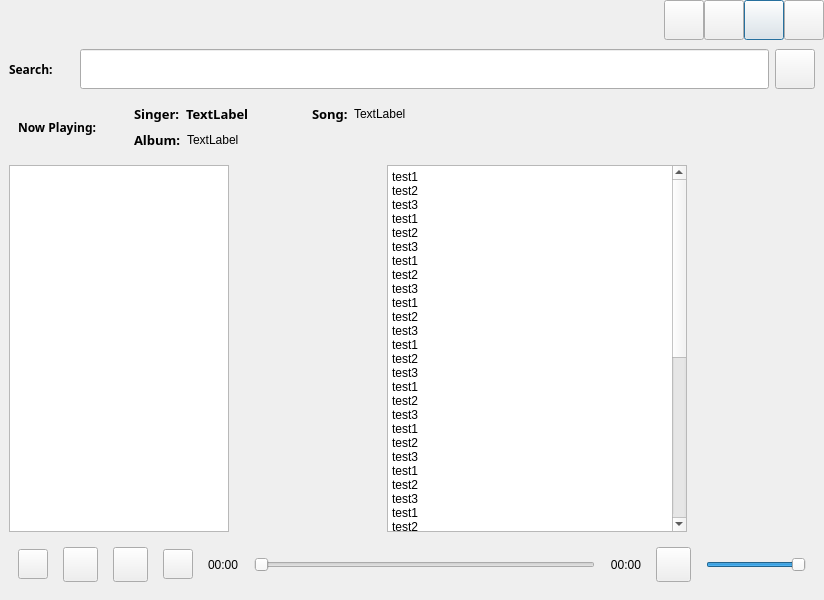
Qt form ui3280player.ui (tywong7/csci3280_plaeyr) before a commit.
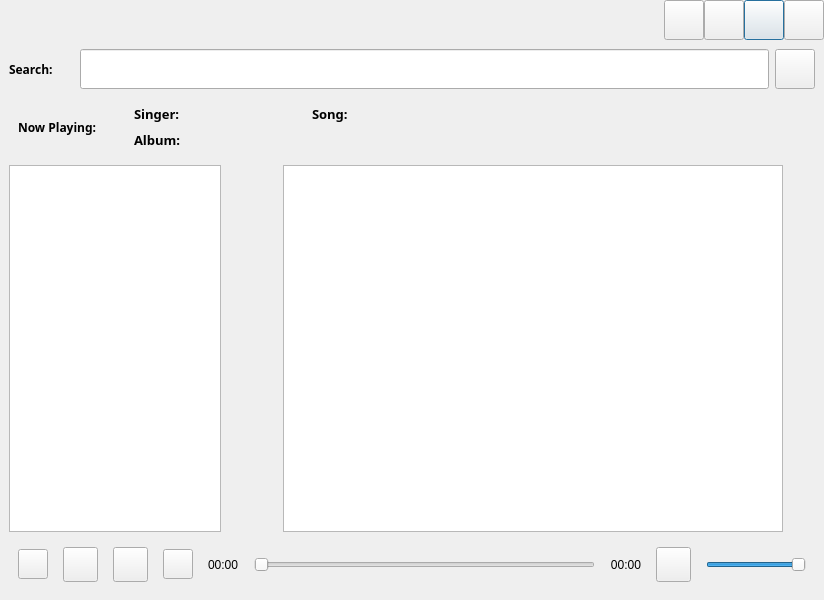
The same form after that commit.

```diff
--- a/ui3280player.ui
+++ b/ui3280player.ui
@@ -306,7 +306,9 @@
         <property name="enabled">
          <bool>true</bool>
         </property>
-        <layout class="QHBoxLayout" name="widgetInfoBox">
+        <layout class="QVBoxLayout" name="verticalLayout_5">
+         <item>
+          <layout class="QHBoxLayout" name="horizontalLayout_10">
          <item>
           <layout class="QVBoxLayout" name="verticalLayout_4">
            <property name="spacing">
@@ -388,7 +390,7 @@
                   </font>
                  </property>
                  <property name="text">
-                  <string>TextLabel</string>
+                    <string/>
                  </property>
                 </widget>
                </item>
@@ -432,7 +434,7 @@
                   </size>
                  </property>
                  <property name="text">
-                  <string>TextLabel</string>
+                    <string/>
                  </property>
                 </widget>
                </item>
@@ -473,7 +475,7 @@
              <item>
               <widget class="QLabel" name="Album">
                <property name="text">
-                <string>TextLabel</string>
+                  <string/>
                </property>
               </widget>
              </item>
@@ -495,6 +497,8 @@
           </layout>
          </item>
         </layout>
+         </item>
+        </layout>
        </widget>
       </item>
       <item>
@@ -540,7 +544,7 @@
          <widget class="QTextBrowser" name="lyrics_display">
           <property name="minimumSize">
            <size>
-            <width>300</width>
+            <width>500</width>
             <height>0</height>
            </size>
           </property>
@@ -555,54 +559,6 @@
 &lt;html&gt;&lt;head&gt;&lt;meta name=&quot;qrichtext&quot; content=&quot;1&quot; /&gt;&lt;style type=&quot;text/css&quot;&gt;
 p, li { white-space: pre-wrap; }
 &lt;/style&gt;&lt;/head&gt;&lt;body style=&quot; font-family:'PMingLiU'; font-size:9pt; font-weight:400; font-style:normal;&quot;&gt;
-&lt;p style=&quot; margin-top:0px; margin-bottom:0px; margin-left:0px; margin-right:0px; -qt-block-indent:0; text-indent:0px;&quot;&gt;test1&lt;/p&gt;
-&lt;p style=&quot; margin-top:0px; margin-bottom:0px; margin-left:0px; margin-right:0px; -qt-block-indent:0; text-indent:0px;&quot;&gt;test2&lt;/p&gt;
-&lt;p style=&quot; margin-top:0px; margin-bottom:0px; margin-left:0px; margin-right:0px; -qt-block-indent:0; text-indent:0px;&quot;&gt;test3&lt;/p&gt;
-&lt;p style=&quot; margin-top:0px; margin-bottom:0px; margin-left:0px; margin-right:0px; -qt-block-indent:0; text-indent:0px;&quot;&gt;test1&lt;/p&gt;
-&lt;p style=&quot; margin-top:0px; margin-bottom:0px; margin-left:0px; margin-right:0px; -qt-block-indent:0; text-indent:0px;&quot;&gt;test2&lt;/p&gt;
-&lt;p style=&quot; margin-top:0px; margin-bottom:0px; margin-left:0px; margin-right:0px; -qt-block-indent:0; text-indent:0px;&quot;&gt;test3&lt;/p&gt;
-&lt;p style=&quot; margin-top:0px; margin-bottom:0px; margin-left:0px; margin-right:0px; -qt-block-indent:0; text-indent:0px;&quot;&gt;test1&lt;/p&gt;
-&lt;p style=&quot; margin-top:0px; margin-bottom:0px; margin-left:0px; margin-right:0px; -qt-block-indent:0; text-indent:0px;&quot;&gt;test2&lt;/p&gt;
-&lt;p style=&quot; margin-top:0px; margin-bottom:0px; margin-left:0px; margin-right:0px; -qt-block-indent:0; text-indent:0px;&quot;&gt;test3&lt;/p&gt;
-&lt;p style=&quot; margin-top:0px; margin-bottom:0px; margin-left:0px; margin-right:0px; -qt-block-indent:0; text-indent:0px;&quot;&gt;test1&lt;/p&gt;
-&lt;p style=&quot; margin-top:0px; margin-bottom:0px; margin-left:0px; margin-right:0px; -qt-block-indent:0; text-indent:0px;&quot;&gt;test2&lt;/p&gt;
-&lt;p style=&quot; margin-top:0px; margin-bottom:0px; margin-left:0px; margin-right:0px; -qt-block-indent:0; text-indent:0px;&quot;&gt;test3&lt;/p&gt;
-&lt;p style=&quot; margin-top:0px; margin-bottom:0px; margin-left:0px; margin-right:0px; -qt-block-indent:0; text-indent:0px;&quot;&gt;test1&lt;/p&gt;
-&lt;p style=&quot; margin-top:0px; margin-bottom:0px; margin-left:0px; margin-right:0px; -qt-block-indent:0; text-indent:0px;&quot;&gt;test2&lt;/p&gt;
-&lt;p style=&quot; margin-top:0px; margin-bottom:0px; margin-left:0px; margin-right:0px; -qt-block-indent:0; text-indent:0px;&quot;&gt;test3&lt;/p&gt;
-&lt;p style=&quot; margin-top:0px; margin-bottom:0px; margin-left:0px; margin-right:0px; -qt-block-indent:0; text-indent:0px;&quot;&gt;test1&lt;/p&gt;
-&lt;p style=&quot; margin-top:0px; margin-bottom:0px; margin-left:0px; margin-right:0px; -qt-block-indent:0; text-indent:0px;&quot;&gt;test2&lt;/p&gt;
-&lt;p style=&quot; margin-top:0px; margin-bottom:0px; margin-left:0px; margin-right:0px; -qt-block-indent:0; text-indent:0px;&quot;&gt;test3&lt;/p&gt;
-&lt;p style=&quot; margin-top:0px; margin-bottom:0px; margin-left:0px; margin-right:0px; -qt-block-indent:0; text-indent:0px;&quot;&gt;test1&lt;/p&gt;
-&lt;p style=&quot; margin-top:0px; margin-bottom:0px; margin-left:0px; margin-right:0px; -qt-block-indent:0; text-indent:0px;&quot;&gt;test2&lt;/p&gt;
-&lt;p style=&quot; margin-top:0px; margin-bottom:0px; margin-left:0px; margin-right:0px; -qt-block-indent:0; text-indent:0px;&quot;&gt;test3&lt;/p&gt;
-&lt;p style=&quot; margin-top:0px; margin-bottom:0px; margin-left:0px; margin-right:0px; -qt-block-indent:0; text-indent:0px;&quot;&gt;test1&lt;/p&gt;
-&lt;p style=&quot; margin-top:0px; margin-bottom:0px; margin-left:0px; margin-right:0px; -qt-block-indent:0; text-indent:0px;&quot;&gt;test2&lt;/p&gt;
-&lt;p style=&quot; margin-top:0px; margin-bottom:0px; margin-left:0px; margin-right:0px; -qt-block-indent:0; text-indent:0px;&quot;&gt;test3&lt;/p&gt;
-&lt;p style=&quot; margin-top:0px; margin-bottom:0px; margin-left:0px; margin-right:0px; -qt-block-indent:0; text-indent:0px;&quot;&gt;test1&lt;/p&gt;
-&lt;p style=&quot; margin-top:0px; margin-bottom:0px; margin-left:0px; margin-right:0px; -qt-block-indent:0; text-indent:0px;&quot;&gt;test2&lt;/p&gt;
-&lt;p style=&quot; margin-top:0px; margin-bottom:0px; margin-left:0px; margin-right:0px; -qt-block-indent:0; text-indent:0px;&quot;&gt;test3&lt;/p&gt;
-&lt;p style=&quot; margin-top:0px; margin-bottom:0px; margin-left:0px; margin-right:0px; -qt-block-indent:0; text-indent:0px;&quot;&gt;test1&lt;/p&gt;
-&lt;p style=&quot; margin-top:0px; margin-bottom:0px; margin-left:0px; margin-right:0px; -qt-block-indent:0; text-indent:0px;&quot;&gt;test2&lt;/p&gt;
-&lt;p style=&quot; margin-top:0px; margin-bottom:0px; margin-left:0px; margin-right:0px; -qt-block-indent:0; text-indent:0px;&quot;&gt;test3&lt;/p&gt;
-&lt;p style=&quot; margin-top:0px; margin-bottom:0px; margin-left:0px; margin-right:0px; -qt-block-indent:0; text-indent:0px;&quot;&gt;test1&lt;/p&gt;
-&lt;p style=&quot; margin-top:0px; margin-bottom:0px; margin-left:0px; margin-right:0px; -qt-block-indent:0; text-indent:0px;&quot;&gt;test2&lt;/p&gt;
-&lt;p style=&quot; margin-top:0px; margin-bottom:0px; margin-left:0px; margin-right:0px; -qt-block-indent:0; text-indent:0px;&quot;&gt;test3&lt;/p&gt;
-&lt;p style=&quot; margin-top:0px; margin-bottom:0px; margin-left:0px; margin-right:0px; -qt-block-indent:0; text-indent:0px;&quot;&gt;test1&lt;/p&gt;
-&lt;p style=&quot; margin-top:0px; margin-bottom:0px; margin-left:0px; margin-right:0px; -qt-block-indent:0; text-indent:0px;&quot;&gt;test2&lt;/p&gt;
-&lt;p style=&quot; margin-top:0px; margin-bottom:0px; margin-left:0px; margin-right:0px; -qt-block-indent:0; text-indent:0px;&quot;&gt;test3&lt;/p&gt;
-&lt;p style=&quot; margin-top:0px; margin-bottom:0px; margin-left:0px; margin-right:0px; -qt-block-indent:0; text-indent:0px;&quot;&gt;test1&lt;/p&gt;
-&lt;p style=&quot; margin-top:0px; margin-bottom:0px; margin-left:0px; margin-right:0px; -qt-block-indent:0; text-indent:0px;&quot;&gt;test2&lt;/p&gt;
-&lt;p style=&quot; margin-top:0px; margin-bottom:0px; margin-left:0px; margin-right:0px; -qt-block-indent:0; text-indent:0px;&quot;&gt;test3&lt;/p&gt;
-&lt;p style=&quot; margin-top:0px; margin-bottom:0px; margin-left:0px; margin-right:0px; -qt-block-indent:0; text-indent:0px;&quot;&gt;test1&lt;/p&gt;
-&lt;p style=&quot; margin-top:0px; margin-bottom:0px; margin-left:0px; margin-right:0px; -qt-block-indent:0; text-indent:0px;&quot;&gt;test2&lt;/p&gt;
-&lt;p style=&quot; margin-top:0px; margin-bottom:0px; margin-left:0px; margin-right:0px; -qt-block-indent:0; text-indent:0px;&quot;&gt;test3&lt;/p&gt;
-&lt;p style=&quot; margin-top:0px; margin-bottom:0px; margin-left:0px; margin-right:0px; -qt-block-indent:0; text-indent:0px;&quot;&gt;test1&lt;/p&gt;
-&lt;p style=&quot; margin-top:0px; margin-bottom:0px; margin-left:0px; margin-right:0px; -qt-block-indent:0; text-indent:0px;&quot;&gt;test2&lt;/p&gt;
-&lt;p style=&quot; margin-top:0px; margin-bottom:0px; margin-left:0px; margin-right:0px; -qt-block-indent:0; text-indent:0px;&quot;&gt;test3&lt;/p&gt;
-&lt;p style=&quot; margin-top:0px; margin-bottom:0px; margin-left:0px; margin-right:0px; -qt-block-indent:0; text-indent:0px;&quot;&gt;test1&lt;/p&gt;
-&lt;p style=&quot; margin-top:0px; margin-bottom:0px; margin-left:0px; margin-right:0px; -qt-block-indent:0; text-indent:0px;&quot;&gt;test2&lt;/p&gt;
-&lt;p style=&quot; margin-top:0px; margin-bottom:0px; margin-left:0px; margin-right:0px; -qt-block-indent:0; text-indent:0px;&quot;&gt;test3&lt;/p&gt;
 &lt;p style=&quot;-qt-paragraph-type:empty; margin-top:0px; margin-bottom:0px; margin-left:0px; margin-right:0px; -qt-block-indent:0; text-indent:0px;&quot;&gt;&lt;br /&gt;&lt;/p&gt;&lt;/body&gt;&lt;/html&gt;</string>
           </property>
           <property name="acceptRichText">
```
Lines whose indentation alone changed are shown as unchanged.
